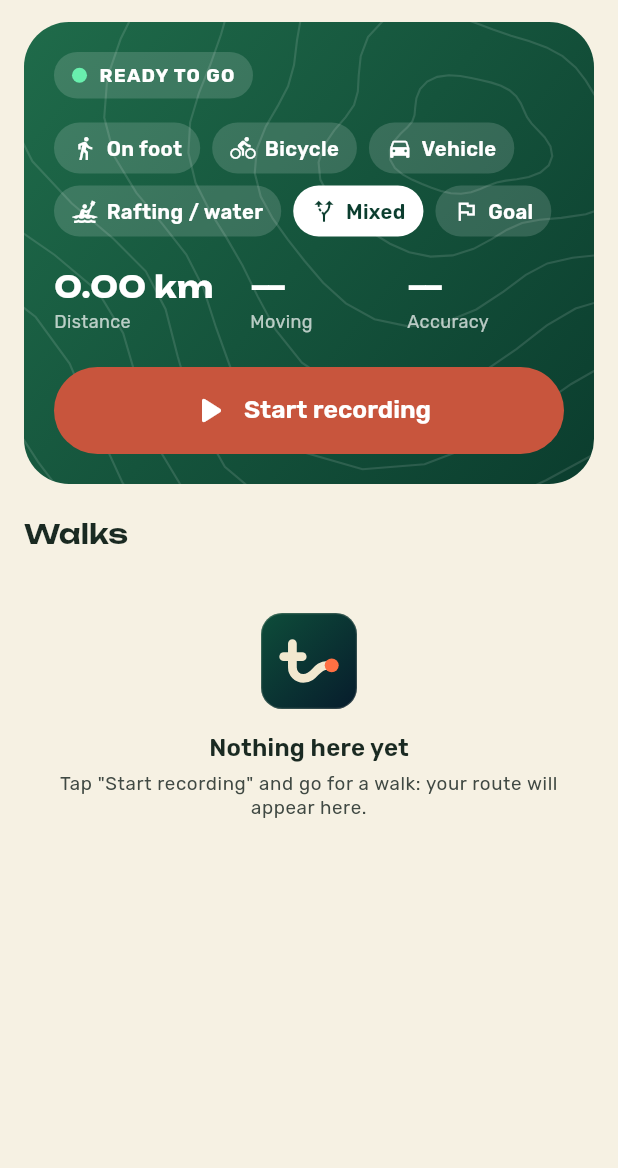
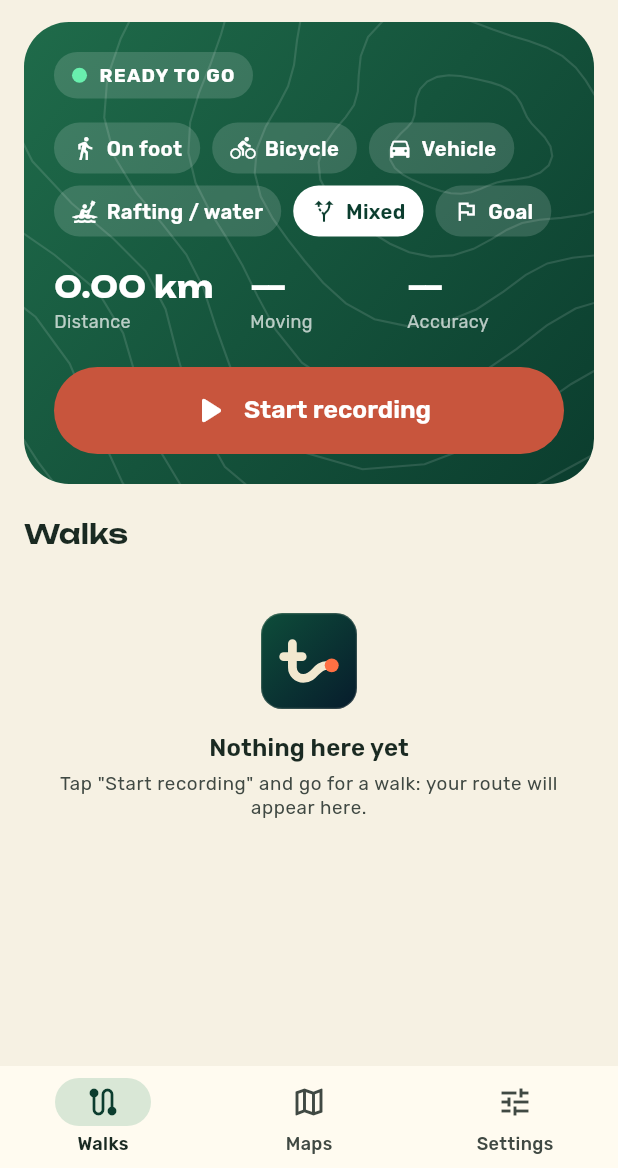
Before and after one commit to oneup1689/Tropa, a Flutter app: the screen it shows after launch, on a phone screen of 412 x 824 dp, the part 68-1236 px from its top. Run offline on Flutter 3.47's test engine with Material 3 defaults, Android fonts, the phone set to English and light mode, and no system bars; our stand-ins replace battery_plus, device_info_plus, file_picker, geolocator, image_picker, package_info_plus and 3 more; missing offline and left inert: gal, maplibre_gl; accounts and stored records are empty; network calls fail.

Commit message:
Add bottom navigation, animated splash and native launch background
Walks, Maps and Settings tabs; the splash draws the word tropa as a trail on the poster
gradient; Android 12 splash and launch window use the same green.

Co-Authored-By: Claude Sonnet 5.5 <noreply@anthropic.com>

```diff
--- /dev/null
+++ b/lib/app_shell.dart
@@ -0,0 +1,55 @@
+import 'dart:io';
+
+import 'package:flutter/material.dart';
+
+import 'l10n.dart';
+import 'main.dart' show HomePage;
+import 'maps_page.dart';
+import 'settings_page.dart';
+import 'splash.dart';
+
+/// The frame of the app: the bottom navigation (Walks, Maps, Settings) and, on a cold start, the animated splash
+/// screen on top. Routes, the planner, the backup and the log stay in the menu of the Walks screen.
+class AppShell extends StatefulWidget {
+  const AppShell({super.key});
+
+  @override
+  State<AppShell> createState() => _AppShellState();
+}
+
+class _AppShellState extends State<AppShell> {
+  static bool _splashShown = false; // only once per process, not again after a theme or language change
+  int _index = 0;
+  late bool _splash = !_splashShown && !Platform.environment.containsKey('FLUTTER_TEST');
+
+  @override
+  void initState() {
+    super.initState();
+    _splashShown = true;
+  }
+
+  @override
+  Widget build(BuildContext context) {
+    final shell = PopScope(
+      // "Back" from Maps or Settings returns to the walks first.
+      canPop: _index == 0,
+      onPopInvokedWithResult: (didPop, _) {
+        if (!didPop && _index != 0) setState(() => _index = 0);
+      },
+      child: Scaffold(
+        body: IndexedStack(index: _index, children: [HomePage(), MapsPage(), SettingsPage()]),
+        bottomNavigationBar: NavigationBar(
+          selectedIndex: _index,
+          onDestinationSelected: (i) => setState(() => _index = i),
+          destinations: [
+            NavigationDestination(icon: const Icon(Icons.route_outlined), selectedIcon: const Icon(Icons.route), label: t('Прогулки')),
+            NavigationDestination(icon: const Icon(Icons.map_outlined), selectedIcon: const Icon(Icons.map), label: t('Карты')),
+            NavigationDestination(icon: const Icon(Icons.tune), selectedIcon: const Icon(Icons.tune), label: t('Настройки')),
+          ],
+        ),
+      ),
+    );
+    if (!_splash) return shell;
+    return Stack(children: [shell, Positioned.fill(child: TropaSplash(onDone: () => setState(() => _splash = false)))]);
+  }
+}
--- a/lib/main.dart
+++ b/lib/main.dart
@@ -11,6 +11,7 @@ import 'package:package_info_plus/package_info_plus.dart';
 import 'package:permission_handler/permission_handler.dart';
 import 'package:share_plus/share_plus.dart';
 
+import 'app_shell.dart';
 import 'backup.dart';
 import 'brand.dart';
 import 'db.dart';
@@ -89,7 +90,7 @@ class TropaApp extends StatelessWidget {
             GlobalWidgetsLocalizations.delegate,
             GlobalCupertinoLocalizations.delegate,
           ],
-          home: HomePage(),
+          home: const AppShell(),
         ),
       ),
     );
--- a/lib/theme.dart
+++ b/lib/theme.dart
@@ -184,6 +184,25 @@ ThemeData buildTheme(Brightness brightness) {
       shape: const RoundedRectangleBorder(borderRadius: BorderRadius.vertical(top: Radius.circular(28))),
       showDragHandle: true,
     ),
+    navigationBarTheme: NavigationBarThemeData(
+      backgroundColor: scheme.surfaceContainerLow,
+      surfaceTintColor: Colors.transparent,
+      elevation: 0,
+      height: 68,
+      indicatorColor: scheme.primaryContainer,
+      indicatorShape: const StadiumBorder(),
+      labelTextStyle: WidgetStateProperty.resolveWith(
+        (s) => _body(12, s.contains(WidgetState.selected) ? 600 : 500).copyWith(
+          color: s.contains(WidgetState.selected) ? scheme.onSurface : scheme.onSurfaceVariant,
+        ),
+      ),
+      iconTheme: WidgetStateProperty.resolveWith(
+        (s) => IconThemeData(
+          size: 24,
+          color: s.contains(WidgetState.selected) ? scheme.onPrimaryContainer : scheme.onSurfaceVariant,
+        ),
+      ),
+    ),
     popupMenuTheme: PopupMenuThemeData(
       color: scheme.surfaceContainerHigh,
       surfaceTintColor: Colors.transparent,
```
Also changed, not shown: lib/splash.dart (added, +144 -0 lines), 4 other files.
